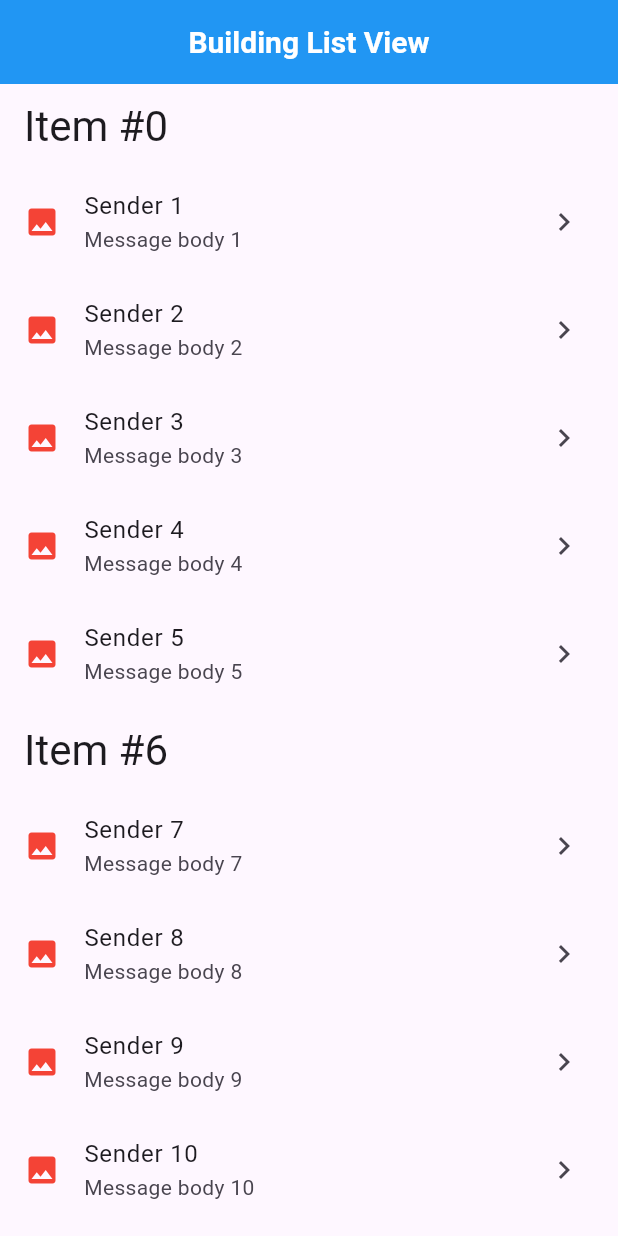
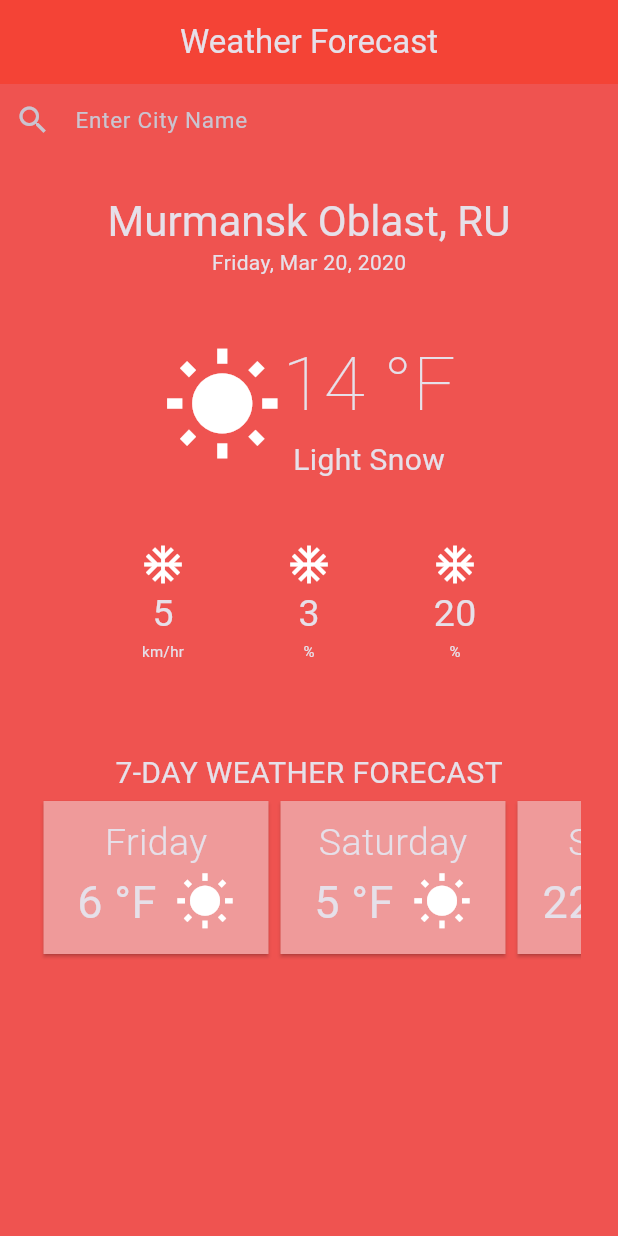
Before and after one commit to clonediff/FlutterTests, a Flutter app: the screen it shows after launch, on a phone screen of 412 x 824 dp. Run offline on Flutter 3.47's test engine with Material 3 defaults, Android fonts, the phone set to English and light mode, and no system bars.

Commit message:
[add] Exercise 3

```diff
--- a/lib/main.dart
+++ b/lib/main.dart
@@ -1,4 +1,6 @@
+import 'package:flutter/cupertino.dart';
 import 'package:flutter/material.dart';
+import 'package:flutter/widgets.dart';
 
 void main() {
   runApp(const MyFirstApp());
@@ -9,57 +11,216 @@ class MyFirstApp extends StatelessWidget {
 
   @override
   Widget build(BuildContext context) {
-    final List<ListItem> items = List<ListItem>.generate(
-        10000,
-        (i) => i % 6 == 0
-            ? HeadingItem(title: 'Item #$i')
-            : MessageItem(
-                sender: 'Sender $i',
-                body: 'Message body $i',
-              ));
+    return MaterialApp(
+        theme: ThemeData.dark().copyWith(
+          scaffoldBackgroundColor: Colors.red.shade400,
+          appBarTheme: AppBarTheme.of(context).copyWith(
+            backgroundColor: Colors.red.shade500,
+            centerTitle: true,
+          ),
+        ),
+        home: Scaffold(
+          appBar: AppBar(title: const Text('Weather Forecast')),
+          body: Center(
+            child: ListView(
+              padding: const EdgeInsets.symmetric(horizontal: 10),
+              children: const [
+                TextField(
+                  decoration: InputDecoration(
+                      hintText: 'Enter City Name',
+                      hintStyle: TextStyle(fontSize: 15),
+                      icon: Icon(Icons.search),
+                      border: InputBorder.none),
+                ),
+                SizedBox(
+                  height: 20,
+                ),
+                CityDetail(),
+                SizedBox(
+                  height: 30,
+                ),
+                TemperatureDetail(),
+                SizedBox(
+                  height: 40,
+                ),
+                ExtraWeatherDetail(),
+                SizedBox(
+                  height: 60,
+                ),
+                Center(
+                  child: Text(
+                    '7-DAY WEATHER FORECAST',
+                    style: TextStyle(fontSize: 20),
+                  ),
+                ),
+                BottomDetail(),
+              ],
+            ),
+          ),
+        ));
+  }
+}
 
-    return MaterialApp(
-      home: Scaffold(
-          appBar: DefaultAppBar(
-            title: const Text('Building List View'),
+class CityDetail extends StatelessWidget {
+  const CityDetail({super.key});
+
+  @override
+  Widget build(BuildContext context) {
+    return Container(
+      padding: const EdgeInsets.all(5),
+      child: Column(
+        children: [
+          Text(
+            'Murmansk Oblast, RU',
+            style: Theme.of(context).textTheme.headlineMedium,
           ),
-          body: ListView.builder(itemBuilder: (context, index) {
-            switch (items[index]) {
-              case HeadingItem headingItem:
-                return ListTile(
-                  title: Text(
-                    headingItem.title,
-                    style: Theme.of(context).textTheme.headlineMedium,
-                  ),
-                );
-              case MessageItem messageItem:
-                return ListTile(
-                  title: Text(messageItem.sender),
-                  subtitle: Text(messageItem.body),
-                  leading: const Icon(Icons.insert_photo, color: Colors.red),
-                  trailing: const Icon(Icons.keyboard_arrow_right),
-                );
-              default:
-                throw UnimplementedError('Неизвестный тип элемента: ${items.runtimeType}');
-            }
-          })),
+          Text(
+            'Friday, Mar 20, 2020',
+            style: Theme.of(context).textTheme.bodyMedium,
+          ),
+        ],
+      ),
     );
   }
 }
 
-abstract class ListItem {}
+class TemperatureDetail extends StatelessWidget {
+  const TemperatureDetail({super.key});
 
-class HeadingItem extends ListItem {
-  final String title;
-
-  HeadingItem({required this.title});
+  @override
+  Widget build(BuildContext context) {
+    return const Row(
+      mainAxisAlignment: MainAxisAlignment.center,
+      crossAxisAlignment: CrossAxisAlignment.center,
+      children: [
+        Icon(Icons.wb_sunny, size: 80),
+        Column(
+          children: [
+            Text(
+              '14 °F',
+              style: TextStyle(
+                fontSize: 50,
+                fontWeight: FontWeight.w200,
+              ),
+            ),
+            Text(
+              'Light Snow',
+              style: TextStyle(
+                fontSize: 20,
+                fontWeight: FontWeight.w400,
+              ),
+            ),
+          ],
+        )
+      ],
+    );
+  }
 }
 
-class MessageItem extends ListItem {
-  final String sender;
-  final String body;
+class ExtraWeatherDetail extends StatelessWidget {
+  const ExtraWeatherDetail({super.key});
 
-  MessageItem({required this.sender, required this.body});
+  @override
+  Widget build(BuildContext context) {
+    return Container(
+      padding: const EdgeInsets.symmetric(horizontal: 50),
+      child: const Row(
+        mainAxisAlignment: MainAxisAlignment.spaceAround,
+        children: [
+          ExtraWeatherItem(icon: Icons.ac_unit, middle: '5', bottom: 'km/hr'),
+          ExtraWeatherItem(icon: Icons.ac_unit, middle: '3', bottom: '%'),
+          ExtraWeatherItem(icon: Icons.ac_unit, middle: '20', bottom: '%'),
+        ],
+      ),
+    );
+  }
+}
+
+class ExtraWeatherItem extends StatelessWidget {
+  final IconData icon;
+  final String middle;
+  final String bottom;
+
+  const ExtraWeatherItem({
+    super.key,
+    required this.icon,
+    required this.middle,
+    required this.bottom,
+  });
+
+  @override
+  Widget build(BuildContext context) {
+    return Column(
+      children: [
+        Icon(
+          icon,
+          size: 30,
+        ),
+        Text(
+          middle,
+          style: const TextStyle(fontSize: 25),
+        ),
+        Text(
+          bottom,
+          style: const TextStyle(fontSize: 10),
+        ),
+      ],
+    );
+  }
+}
+
+class BottomDetail extends StatelessWidget {
+  const BottomDetail({super.key});
+
+  @override
+  Widget build(BuildContext context) {
+    List<({String day, int temperature, IconData weatherIcon})> forecast = [
+      (day: 'Friday', temperature: 6, weatherIcon: Icons.wb_sunny),
+      (day: 'Saturday', temperature: 5, weatherIcon: Icons.wb_sunny),
+      (day: 'Sunday', temperature: 22, weatherIcon: Icons.wb_sunny),
+    ];
+
+    return Container(
+      padding: const EdgeInsets.symmetric(horizontal: 15),
+      child: SizedBox(
+        height: 110,
+        child: ListView.builder(
+          scrollDirection: Axis.horizontal,
+          itemCount: forecast.length,
+          itemBuilder: (context, index) => Card(
+            color: Colors.red.shade200,
+            shape: const RoundedRectangleBorder(),
+            child: Container(
+              width: 150,
+              padding: const EdgeInsets.all(10),
+              child: Column(
+                children: [
+                  Text(
+                    forecast[index].day,
+                    style: const TextStyle(
+                        fontSize: 25, fontWeight: FontWeight.w300),
+                  ),
+                  Row(
+                    mainAxisAlignment: MainAxisAlignment.spaceEvenly,
+                    children: [
+                      Text(
+                        '${forecast[index].temperature} °F',
+                        style: const TextStyle(fontSize: 30),
+                      ),
+                      Icon(
+                        forecast[index].weatherIcon,
+                        size: 40,
+                      ),
+                    ],
+                  )
+                ],
+              ),
+            ),
+          ),
+        ),
+      ),
+    );
+  }
 }
 
 class DefaultAppBar extends AppBar {
```
